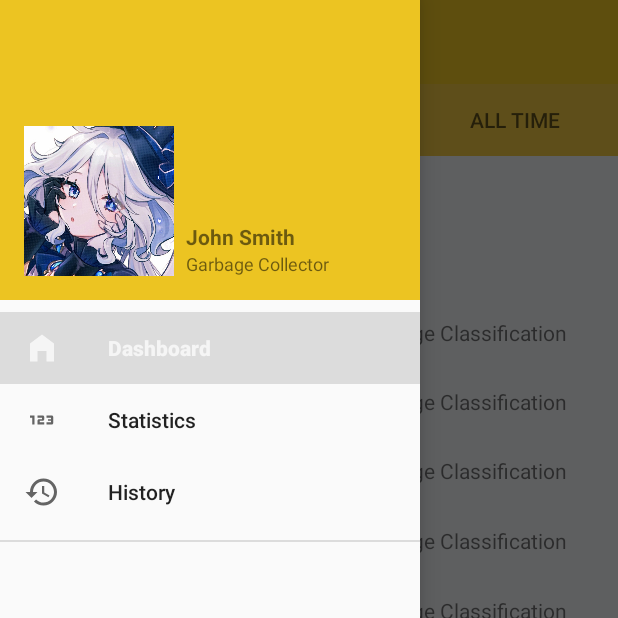
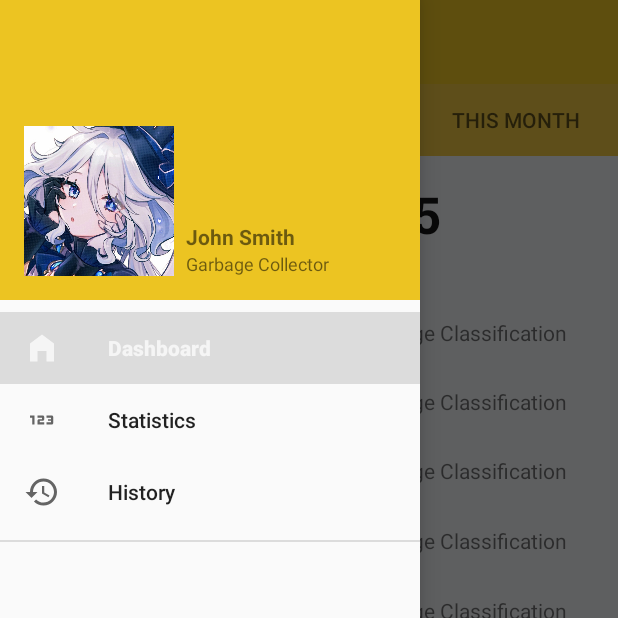
Before and after one commit to Juaaanits/sortiphy-thesis, an Android app: the fragment StatisticsFragment placed in its activity, with the side drawer open, on a phone screen of 412 x 824 dp, the top half of it. Run offline under Robolectric (Android 15) with nearby library versions, the phone set to English and light mode, and no system bars; our stand-ins replace Firebase (no records; nobody signed in at launch, a user with empty details on screens opened directly); libraries missing offline, so code that uses them is left out: com.github.mikephil.charting; plain views replace LineChart, PieChart; 42 statements that could not run were skipped.

Commit message:
Updated Statistics Fragment
This commit implements working dates and separate tabs in the Statistics Fragment, each tab now reflects to each document in the database accordingly.

```diff
--- a/app/app/src/main/java/com/reviewers/sortiphy/StatisticsFragment.java
+++ b/app/app/src/main/java/com/reviewers/sortiphy/StatisticsFragment.java
@@ -51,7 +51,7 @@ public class StatisticsFragment extends Fragment {
                         tab.setText("This Week");
                         break;
                     case 2:
-                        tab.setText("All Time");
+                        tab.setText("This Month");
                         break;
                 }
             }
@@ -67,7 +67,7 @@ public class StatisticsFragment extends Fragment {
         @NotNull
         @Override
         public Fragment createFragment(int position) {
-            return new StatisticsPageViewFragment();
+            return new StatisticsPageViewFragment().newInstance(position);
         } // This part is responsible for deciding which class will show what fragment
 
         @Override
--- a/app/app/src/main/java/com/reviewers/sortiphy/StatisticsPageViewFragment.java
+++ b/app/app/src/main/java/com/reviewers/sortiphy/StatisticsPageViewFragment.java
@@ -10,6 +10,7 @@ import android.view.View;
 import android.view.ViewGroup;
 import android.widget.ImageView;
 import android.widget.TextView;
+import android.widget.Toast;
 
 import androidx.core.content.ContextCompat;
 import androidx.fragment.app.Fragment;
@@ -29,9 +30,12 @@ import com.github.mikephil.charting.formatter.IndexAxisValueFormatter;
 import com.github.mikephil.charting.utils.ColorTemplate;
 import com.google.firebase.firestore.FirebaseFirestore;
 
+import java.text.SimpleDateFormat;
 import java.util.ArrayList;
 import java.util.Arrays;
+import java.util.Calendar;
 import java.util.List;
+import java.util.Locale;
 
 public class StatisticsPageViewFragment extends Fragment {
 
@@ -39,13 +43,61 @@ public class StatisticsPageViewFragment extends Fragment {
     private LineChart lineChart;
     private List<String> xValues;
     private FirebaseFirestore db;
-    String userId = "dailyTrashStatistics"; //replace this when authentication system is complete!
+    private int page;
+    String userId; //replace this when authentication system is complete!
+
+    public static StatisticsPageViewFragment newInstance(int page) {
+        StatisticsPageViewFragment fragment = new StatisticsPageViewFragment();
+        Bundle args = new Bundle();
+        args.putInt("INPUT", page);
+        fragment.setArguments(args);
+        return fragment;
+    }
+
+    @Override
+    public void onCreate(Bundle savedInstanceState) {
+        super.onCreate(savedInstanceState);
+        if (getArguments() != null) {
+            page = getArguments().getInt("INPUT", 0);
+        }
+    }
 
     @Override
     public View onCreateView(LayoutInflater inflater, ViewGroup container, Bundle savedInstanceState) {
+
+
+
         db = FirebaseFirestore.getInstance();
         View rootView = (ViewGroup) inflater.inflate(R.layout.viewpager_statistics_fragment, container, false);
         pieChart = rootView.findViewById(R.id.pie_chart);
+        TextView date = rootView.findViewById(R.id.date);
+
+        Calendar calendar = Calendar.getInstance();
+        calendar.setFirstDayOfWeek(Calendar.MONDAY);
+        SimpleDateFormat dateFormat = new SimpleDateFormat("MMMM dd, yyyy", Locale.getDefault());
+
+        switch (page) {
+            case 0:
+                date.setText(dateFormat.format(calendar.getTime()));
+                userId = "dailyTrashStatistics";
+                break;
+            case 1:
+                Calendar calendarOne = Calendar.getInstance();
+                calendar.set(Calendar.DAY_OF_WEEK, Calendar.MONDAY);
+                calendarOne.set(Calendar.DAY_OF_WEEK, Calendar.SUNDAY);
+                date.setText(dateFormat.format(calendar.getTime()) + " - " + dateFormat.format(calendarOne.getTime()));
+                userId = "weeklyTrashStatistics";
+                break;
+            case 2:
+                dateFormat = new SimpleDateFormat("MMMM yyyy", Locale.getDefault());
+                date.setText(dateFormat.format(calendar.getTime()));
+                userId = "monthlyTrashStatistics";
+                break;
+            default:
+                date.setText(dateFormat.format(calendar.getTime()));
+                userId = "dailyTrashStatistics";
+                break;
+        }
 
         ArrayList<Integer> colors = new ArrayList<>();
         colors.add(Color.parseColor("#FF6347"));  // Tomato Red
@@ -55,6 +107,8 @@ public class StatisticsPageViewFragment extends Fragment {
         colors.add(Color.parseColor("#8A2BE2"));  // Blue Violet
 
         ArrayList<PieEntry> entries = new ArrayList<>();
+
+
 
         db.collection("statistics").document(userId)
                 .addSnapshotListener((documentSnapshot, error) -> {
@@ -68,6 +122,14 @@ public class StatisticsPageViewFragment extends Fragment {
                         long categoryThree = documentSnapshot.getLong("categoryThreeCount");
                         long categoryFour = documentSnapshot.getLong("categoryFourCount");
                         long categoryFive = documentSnapshot.getLong("categoryFiveCount");
+
+                        long totalValue = categoryOne + categoryTwo + categoryThree + categoryFour + categoryFive;
+
+                        setupGarbageInfo(rootView, R.id.type_one, "Paper", categoryOne, totalValue, 0, colors);
+                        setupGarbageInfo(rootView, R.id.type_two, "Plastic", categoryTwo, totalValue, 1, colors);
+                        setupGarbageInfo(rootView, R.id.type_three, "Glass", categoryThree, totalValue, 2, colors);
+                        setupGarbageInfo(rootView, R.id.type_four, "Metal", categoryFour, totalValue, 3, colors);
+                        setupGarbageInfo(rootView, R.id.type_five, "Organic", categoryFive, totalValue, 4, colors);
 
                         entries.clear();
                         entries.add(new PieEntry(categoryOne, ""));
@@ -90,14 +152,6 @@ public class StatisticsPageViewFragment extends Fragment {
                         pieChart.animateY(1000);
                         pieChart.invalidate();
                         pieChart.getLegend().setEnabled(false);
-
-                        long totalValue = categoryOne + categoryTwo + categoryThree + categoryFour + categoryFive;
-
-                        setupGarbageInfo(rootView, R.id.type_one, "Paper", categoryOne, totalValue, 0, colors);
-                        setupGarbageInfo(rootView, R.id.type_two, "Plastic", categoryTwo, totalValue, 1, colors);
-                        setupGarbageInfo(rootView, R.id.type_three, "Glass", categoryThree, totalValue, 2, colors);
-                        setupGarbageInfo(rootView, R.id.type_four, "Metal", categoryFour, totalValue, 3, colors);
-                        setupGarbageInfo(rootView, R.id.type_five, "Organic", categoryFive, totalValue, 4, colors);
                     }
         });
 
--- a/app/app/src/main/res/layout/viewpager_statistics_fragment.xml
+++ b/app/app/src/main/res/layout/viewpager_statistics_fragment.xml
@@ -34,7 +34,7 @@
                 android:padding="16dp">
 
                 <TextView
-                    android:id="@+id/textView4"
+                    android:id="@+id/date"
                     android:layout_width="match_parent"
                     android:layout_height="wrap_content"
                     android:text="Month DD, Year"
```
